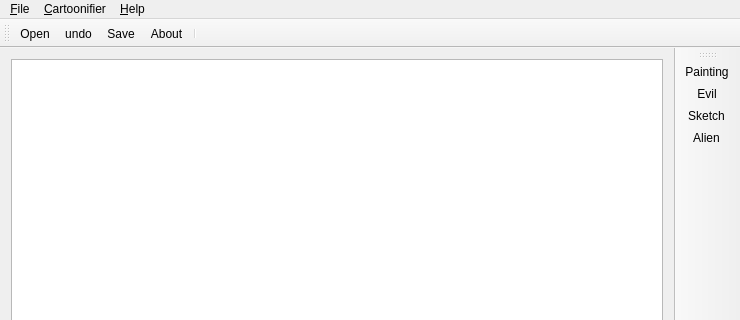
Above: mainwindow.ui from Fibird/PyP before the change; both pictures show x 0 to 740 and y 0 to 320 of the 740 by 556 pixel window. Below: the same form after it.
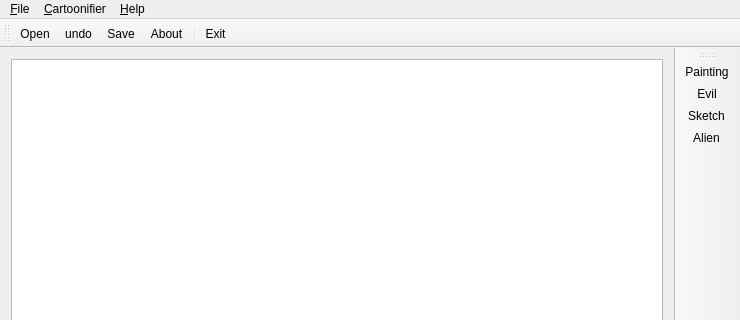
That is the form after the change. Icons and pictures are not drawn.

Commit message: improve the app again

```diff
--- a/mainwindow.ui
+++ b/mainwindow.ui
@@ -78,6 +78,7 @@
    <addaction name="action_Save"/>
    <addaction name="action_About"/>
    <addaction name="separator"/>
+   <addaction name="action_Exit"/>
   </widget>
   <widget class="QStatusBar" name="statusBar"/>
   <widget class="QToolBar" name="processToolBar">
```
Left out of the diff: 2 changed lines with no effect on the pictures. The commit also changes 2 other files.
